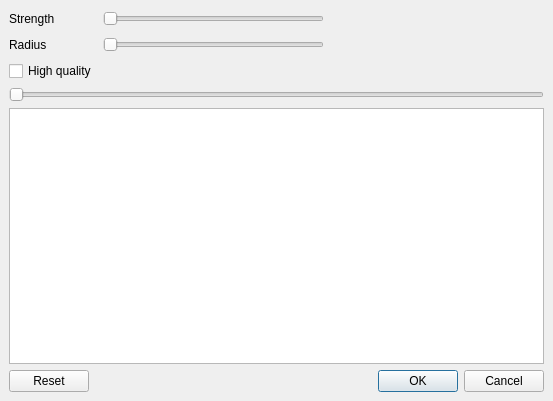
The window that avidemux_plugins/ADM_videoFilters6/waveletSharp/qt4/waveletSharp.ui (mean00/avidemux2) describes before a commit, drawn with Qt 5.
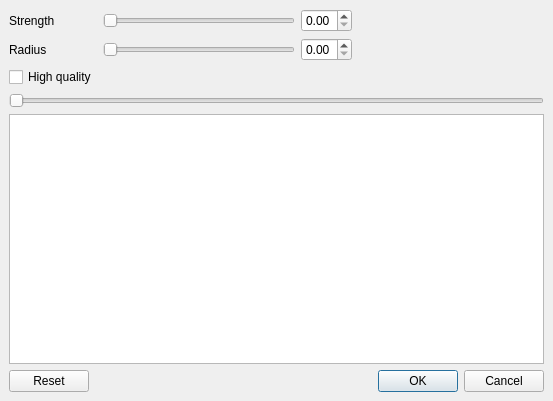
The same window after the commit. Custom widgets are drawn as their Qt base class.

Commit message: [waveletSharp] add coupled spinboxes

What changed in the file:
```diff
--- a/avidemux_plugins/ADM_videoFilters6/waveletSharp/qt4/waveletSharp.ui
+++ b/avidemux_plugins/ADM_videoFilters6/waveletSharp/qt4/waveletSharp.ui
@@ -58,7 +58,7 @@
       </widget>
      </item>
      <item row="1" column="1">
-      <widget class="ADM_SliderIndicator" name="horizontalSliderStrength">
+      <widget class="QSlider" name="horizontalSliderStrength">
        <property name="minimum">
         <number>0</number>
        </property>
@@ -74,7 +74,7 @@
       </widget>
      </item>
      <item row="2" column="1">
-      <widget class="ADM_SliderIndicator" name="horizontalSliderRadius">
+      <widget class="QSlider" name="horizontalSliderRadius">
        <property name="maximum">
         <number>200</number>
        </property>
@@ -86,7 +86,7 @@
        </property>
       </widget>
      </item>
-     <item row="1" column="2">
+     <item row="1" column="3">
       <spacer name="horizontalSpacer">
        <property name="orientation">
         <enum>Qt::Horizontal</enum>
@@ -99,7 +99,7 @@
        </property>
       </spacer>
      </item>
-     <item row="2" column="2">
+     <item row="2" column="3">
       <spacer name="horizontalSpacer_2">
        <property name="orientation">
         <enum>Qt::Horizontal</enum>
@@ -119,6 +119,26 @@
        </property>
       </widget>
      </item>
+     <item row="1" column="2">
+      <widget class="QDoubleSpinBox" name="doubleSpinBoxStrength">
+       <property name="maximum">
+        <double>1.000000000000000</double>
+       </property>
+       <property name="singleStep">
+        <double>0.010000000000000</double>
+       </property>
+      </widget>
+     </item>
+     <item row="2" column="2">
+      <widget class="QDoubleSpinBox" name="doubleSpinBoxRadius">
+       <property name="maximum">
+        <double>2.000000000000000</double>
+       </property>
+       <property name="singleStep">
+        <double>0.010000000000000</double>
+       </property>
+      </widget>
+     </item>
     </layout>
    </item>
    <item>
@@ -156,11 +176,6 @@
    <extends>QSlider</extends>
    <header>ADM_toolkitQt.h</header>
   </customwidget>
-  <customwidget>
-   <class>ADM_SliderIndicator</class>
-   <extends>QSlider</extends>
-   <header>ADM_toolkitQt.h</header>
-  </customwidget>
  </customwidgets>
  <resources/>
  <connections>
```
The commit also changes 2 other files.
